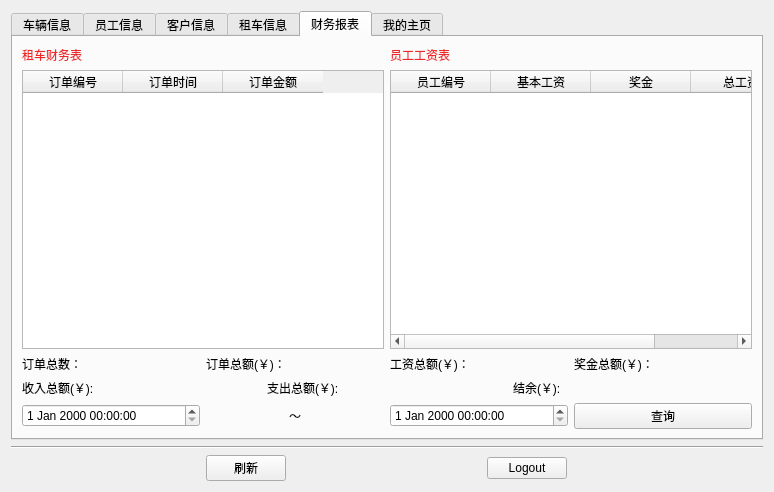
iyuge2/hust-mylab, file database/CarRent2/syslogin.ui: the form before one commit.
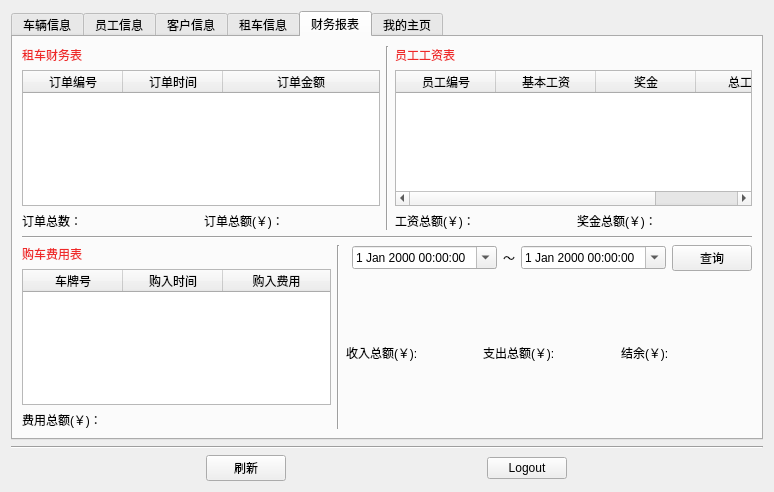
The form after the commit. The open tabs and pages were chosen to show the change.

Patch:
```diff
--- a/database/CarRent2/syslogin.ui
+++ b/database/CarRent2/syslogin.ui
@@ -587,7 +587,7 @@
       <attribute name="title">
        <string>财务报表</string>
       </attribute>
-      <layout class="QVBoxLayout" name="verticalLayout_17">
+      <layout class="QVBoxLayout" name="verticalLayout_19">
        <item>
         <layout class="QHBoxLayout" name="horizontalLayout_18">
          <item>
@@ -605,6 +605,18 @@
            </item>
            <item>
             <widget class="QTableWidget" name="tableWidget_C">
+             <property name="selectionMode">
+              <enum>QAbstractItemView::SingleSelection</enum>
+             </property>
+             <property name="selectionBehavior">
+              <enum>QAbstractItemView::SelectRows</enum>
+             </property>
+             <attribute name="horizontalHeaderHighlightSections">
+              <bool>false</bool>
+             </attribute>
+             <attribute name="horizontalHeaderStretchLastSection">
+              <bool>true</bool>
+             </attribute>
              <column>
               <property name="text">
                <string>订单编号</string>
@@ -656,6 +668,13 @@
            </item>
           </layout>
          </item>
+         <item>
+          <widget class="Line" name="line_9">
+           <property name="orientation">
+            <enum>Qt::Vertical</enum>
+           </property>
+          </widget>
+         </item>
          <item>
           <layout class="QVBoxLayout" name="verticalLayout_16">
            <item>
@@ -671,6 +690,18 @@
            </item>
            <item>
             <widget class="QTableWidget" name="tableWidget_W">
+             <property name="selectionMode">
+              <enum>QAbstractItemView::SingleSelection</enum>
+             </property>
+             <property name="selectionBehavior">
+              <enum>QAbstractItemView::SelectRows</enum>
+             </property>
+             <attribute name="horizontalHeaderHighlightSections">
+              <bool>false</bool>
+             </attribute>
+             <attribute name="horizontalHeaderStretchLastSection">
+              <bool>true</bool>
+             </attribute>
              <column>
               <property name="text">
                <string>员工编号</string>
@@ -730,90 +761,215 @@
         </layout>
        </item>
        <item>
-        <layout class="QHBoxLayout" name="horizontalLayout_22">
-         <item>
-          <layout class="QHBoxLayout" name="horizontalLayout_19">
-           <item>
-            <widget class="QLabel" name="label_16">
-             <property name="text">
-              <string>收入总额(￥):</string>
-             </property>
-            </widget>
-           </item>
-           <item>
-            <widget class="QLabel" name="label_in">
-             <property name="text">
-              <string/>
-             </property>
-            </widget>
-           </item>
-          </layout>
-         </item>
-         <item>
-          <layout class="QHBoxLayout" name="horizontalLayout_20">
-           <item>
-            <widget class="QLabel" name="label_17">
-             <property name="text">
-              <string>支出总额(￥):</string>
-             </property>
-            </widget>
-           </item>
-           <item>
-            <widget class="QLabel" name="label_out">
-             <property name="text">
-              <string/>
-             </property>
-            </widget>
-           </item>
-          </layout>
-         </item>
-         <item>
-          <layout class="QHBoxLayout" name="horizontalLayout_21">
-           <item>
-            <widget class="QLabel" name="label_18">
-             <property name="text">
-              <string>结余(￥):</string>
-             </property>
-            </widget>
-           </item>
-           <item>
-            <widget class="QLabel" name="label_left">
-             <property name="text">
-              <string/>
-             </property>
-            </widget>
-           </item>
-          </layout>
-         </item>
-        </layout>
+        <widget class="Line" name="line_5">
+         <property name="orientation">
+          <enum>Qt::Horizontal</enum>
+         </property>
+        </widget>
        </item>
        <item>
-        <layout class="QHBoxLayout" name="horizontalLayout_23">
+        <layout class="QHBoxLayout" name="horizontalLayout_25" stretch="2,0,1">
          <item>
-          <widget class="QDateTimeEdit" name="dateTimeEdit"/>
+          <layout class="QVBoxLayout" name="verticalLayout_17">
+           <item>
+            <widget class="QLabel" name="label_21">
+             <property name="styleSheet">
+              <string notr="true">font: 20pt &quot;Ubuntu&quot;;
+color: rgb(239, 41, 41);</string>
+             </property>
+             <property name="text">
+              <string>购车费用表</string>
+             </property>
+            </widget>
+           </item>
+           <item>
+            <widget class="QTableWidget" name="tableWidget_B">
+             <property name="selectionMode">
+              <enum>QAbstractItemView::SingleSelection</enum>
+             </property>
+             <property name="selectionBehavior">
+              <enum>QAbstractItemView::SelectRows</enum>
+             </property>
+             <attribute name="horizontalHeaderHighlightSections">
+              <bool>false</bool>
+             </attribute>
+             <attribute name="horizontalHeaderStretchLastSection">
+              <bool>true</bool>
+             </attribute>
+             <column>
+              <property name="text">
+               <string>车牌号</string>
+              </property>
+             </column>
+             <column>
+              <property name="text">
+               <string>购入时间</string>
+              </property>
+             </column>
+             <column>
+              <property name="text">
+               <string>购入费用</string>
+              </property>
+             </column>
+            </widget>
+           </item>
+           <item>
+            <layout class="QHBoxLayout" name="horizontalLayout_24">
+             <item>
+              <widget class="QLabel" name="label_22">
+               <property name="text">
+                <string>费用总额(￥)：</string>
+               </property>
+              </widget>
+             </item>
+             <item>
+              <widget class="QLabel" name="label_buycar">
+               <property name="text">
+                <string/>
+               </property>
+              </widget>
+             </item>
+            </layout>
+           </item>
+          </layout>
          </item>
-         <item alignment="Qt::AlignHCenter">
-          <widget class="QLabel" name="label_19">
-           <property name="acceptDrops">
-            <bool>false</bool>
+         <item>
+          <widget class="Line" name="line_11">
+           <property name="orientation">
+            <enum>Qt::Vertical</enum>
            </property>
-           <property name="layoutDirection">
-            <enum>Qt::LeftToRight</enum>
-           </property>
-           <property name="text">
-            <string>～</string>
-           </property>
           </widget>
          </item>
          <item>
-          <widget class="QDateTimeEdit" name="dateTimeEdit_2"/>
-         </item>
-         <item>
-          <widget class="QPushButton" name="QueryMoneyButton">
-           <property name="text">
-            <string>查询</string>
-           </property>
-          </widget>
+          <layout class="QVBoxLayout" name="verticalLayout_18">
+           <item>
+            <layout class="QHBoxLayout" name="horizontalLayout_23">
+             <item>
+              <widget class="Line" name="line_3">
+               <property name="orientation">
+                <enum>Qt::Horizontal</enum>
+               </property>
+              </widget>
+             </item>
+             <item>
+              <widget class="QDateTimeEdit" name="dateTimeEdit">
+               <property name="maximumDate">
+                <date>
+                 <year>2018</year>
+                 <month>6</month>
+                 <day>10</day>
+                </date>
+               </property>
+               <property name="calendarPopup">
+                <bool>true</bool>
+               </property>
+              </widget>
+             </item>
+             <item>
+              <widget class="QLabel" name="label_19">
+               <property name="acceptDrops">
+                <bool>false</bool>
+               </property>
+               <property name="layoutDirection">
+                <enum>Qt::LeftToRight</enum>
+               </property>
+               <property name="text">
+                <string>～</string>
+               </property>
+              </widget>
+             </item>
+             <item>
+              <widget class="QDateTimeEdit" name="dateTimeEdit_2">
+               <property name="maximumDateTime">
+                <datetime>
+                 <hour>23</hour>
+                 <minute>59</minute>
+                 <second>59</second>
+                 <year>2018</year>
+                 <month>12</month>
+                 <day>31</day>
+                </datetime>
+               </property>
+               <property name="maximumDate">
+                <date>
+                 <year>2018</year>
+                 <month>12</month>
+                 <day>31</day>
+                </date>
+               </property>
+               <property name="calendarPopup">
+                <bool>true</bool>
+               </property>
+              </widget>
+             </item>
+             <item>
+              <widget class="QPushButton" name="QueryMoneyButton">
+               <property name="text">
+                <string>查询</string>
+               </property>
+              </widget>
+             </item>
+            </layout>
+           </item>
+           <item>
+            <layout class="QHBoxLayout" name="horizontalLayout_22">
+             <item>
+              <layout class="QHBoxLayout" name="horizontalLayout_19">
+               <item>
+                <widget class="QLabel" name="label_16">
+                 <property name="text">
+                  <string>收入总额(￥):</string>
+                 </property>
+                </widget>
+               </item>
+               <item>
+                <widget class="QLabel" name="label_in">
+                 <property name="text">
+                  <string/>
+                 </property>
+                </widget>
+               </item>
+              </layout>
+             </item>
+             <item>
+              <layout class="QHBoxLayout" name="horizontalLayout_20">
+               <item>
+                <widget class="QLabel" name="label_17">
+                 <property name="text">
+                  <string>支出总额(￥):</string>
+                 </property>
+                </widget>
+               </item>
+               <item>
+                <widget class="QLabel" name="label_out">
+                 <property name="text">
+                  <string/>
+                 </property>
+                </widget>
+               </item>
+              </layout>
+             </item>
+             <item>
+              <layout class="QHBoxLayout" name="horizontalLayout_21">
+               <item>
+                <widget class="QLabel" name="label_18">
+                 <property name="text">
+                  <string>结余(￥):</string>
+                 </property>
+                </widget>
+               </item>
+               <item>
+                <widget class="QLabel" name="label_left">
+                 <property name="text">
+                  <string/>
+                 </property>
+                </widget>
+               </item>
+              </layout>
+             </item>
+            </layout>
+           </item>
+          </layout>
          </item>
         </layout>
        </item>
```
Left out of the diff: 311 changed lines with no effect on the pictures.
